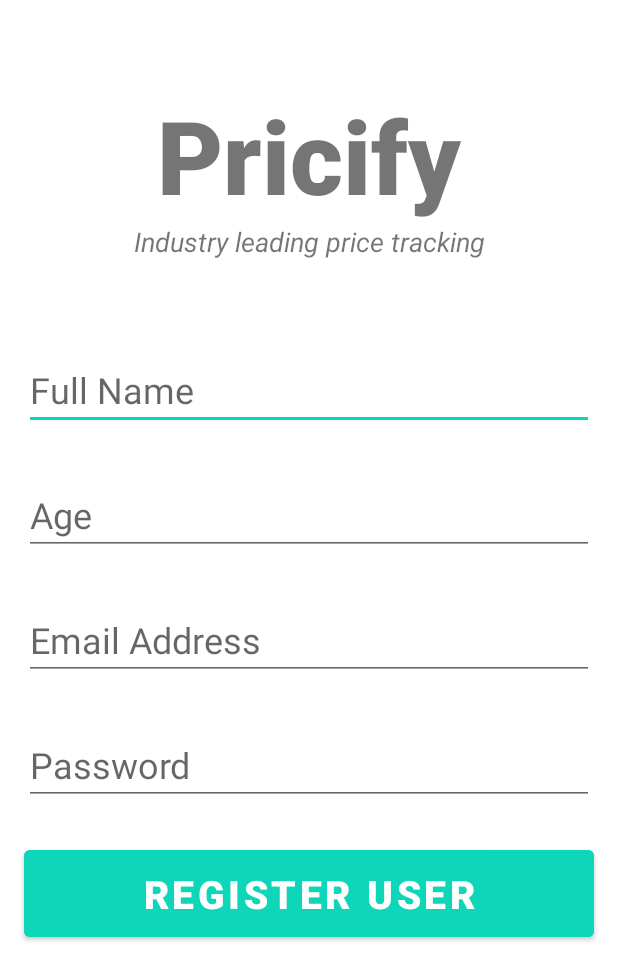
After one commit to Mehdi-agz/Pricify, an Android app: the layout activity_register.xml on its own in the app's theme, with its tools: preview values and no code run, on a phone screen of 412 x 824 dp. The commit adds this screen. Shown: the top 980 px of the screen. Run offline under Robolectric (Android 15) with nearby library versions, the phone set to English and light mode, and no system bars.

Commit message:
added basic layouts for login and signup. need to code activities now

```diff
--- /dev/null
+++ b/app/src/main/java/com/example/pricify/LoginActivity.kt
@@ -0,0 +1,4 @@
+package com.example.pricify
+
+class LoginActivity {
+}
--- /dev/null
+++ b/app/src/main/java/com/example/pricify/RegisterActivity.java
@@ -0,0 +1,4 @@
+package com.example.pricify;
+
+public class RegisterActivity {
+}
--- /dev/null
+++ b/app/src/main/res/layout/activity_register.xml
@@ -0,0 +1,119 @@
+<?xml version="1.0" encoding="utf-8"?>
+<androidx.constraintlayout.widget.ConstraintLayout xmlns:android="http://schemas.android.com/apk/res/android"
+    xmlns:app="http://schemas.android.com/apk/res-auto"
+    xmlns:tools="http://schemas.android.com/tools"
+    android:layout_width="match_parent"
+    android:layout_height="match_parent"
+    tools:context=".RegisterActivity">
+
+    <TextView
+        android:id="@+id/banner"
+        android:layout_width="match_parent"
+        android:layout_height="wrap_content"
+        android:fontFamily="sans-serif-black"
+        android:text="@string/app_name"
+        android:textAlignment="center"
+        android:textSize="68sp"
+        android:textStyle="bold"
+        app:layout_constraintTop_toTopOf="parent"
+        app:layout_constraintRight_toRightOf="parent"
+        app:layout_constraintLeft_toLeftOf="parent"
+        android:layout_marginTop="58dp"
+        />
+
+    <TextView
+        android:id="@+id/bannerDescription"
+        android:layout_width="wrap_content"
+        android:layout_height="wrap_content"
+        android:text="Industry leading price tracking"
+        android:textSize="18sp"
+        android:textStyle="italic"
+        android:textAlignment="center"
+        app:layout_constraintTop_toBottomOf="@id/banner"
+        app:layout_constraintLeft_toLeftOf="parent"
+        app:layout_constraintRight_toRightOf="parent"
+        />
+
+    <EditText
+        android:id="@+id/fullName"
+        android:layout_width="380dp"
+        android:layout_height="wrap_content"
+        android:layout_marginTop="60dp"
+        android:ems="10"
+        android:hint="@string/register_name_hint"
+        android:inputType="text"
+        android:textSize="24sp"
+        app:layout_constraintLeft_toLeftOf="parent"
+        app:layout_constraintRight_toRightOf="parent"
+        app:layout_constraintTop_toBottomOf="@id/bannerDescription"
+        />
+
+    <EditText
+        android:id="@+id/age"
+        android:layout_width="380dp"
+        android:layout_height="wrap_content"
+        android:layout_marginTop="30dp"
+        android:ems="10"
+        android:hint="@string/register_age_hint"
+        android:inputType="text"
+        android:textSize="24sp"
+        app:layout_constraintLeft_toLeftOf="parent"
+        app:layout_constraintRight_toRightOf="parent"
+        app:layout_constraintTop_toBottomOf="@id/fullName" />
+
+    <EditText
+        android:id="@+id/email"
+        android:layout_width="380dp"
+        android:layout_height="wrap_content"
+        android:layout_marginTop="30dp"
+        android:ems="10"
+        android:hint="@string/email_address_hint"
+        android:inputType="textEmailAddress"
+        android:textSize="24sp"
+        app:layout_constraintLeft_toLeftOf="parent"
+        app:layout_constraintRight_toRightOf="parent"
+        app:layout_constraintTop_toBottomOf="@id/age"
+        />
+
+    <EditText
+        android:id="@+id/password"
+        android:layout_width="380dp"
+        android:layout_height="wrap_content"
+        android:layout_marginTop="30dp"
+        android:ems="10"
+        android:hint="@string/password_hint"
+        android:inputType="textPassword"
+        android:textSize="24sp"
+        app:layout_constraintLeft_toLeftOf="parent"
+        app:layout_constraintRight_toRightOf="parent"
+        app:layout_constraintTop_toBottomOf="@id/email" />
+
+
+    <Button
+        android:id="@+id/register"
+        android:layout_width="380dp"
+        android:layout_height="70dp"
+        android:layout_marginTop="24dp"
+        android:backgroundTint="#0ED6B9"
+        android:text="@string/register_button_text"
+        android:textColor="#ffffff"
+        android:textSize="26sp"
+        android:textStyle="bold"
+        app:layout_constraintLeft_toLeftOf="parent"
+        app:layout_constraintRight_toRightOf="parent"
+        app:layout_constraintTop_toBottomOf="@+id/password"
+        />
+
+    <ProgressBar
+        android:id="@+id/progressBar"
+        style="?android:attr/progressBarStyleLarge"
+        android:layout_width="wrap_content"
+        android:layout_height="wrap_content"
+        android:visibility="gone"
+        app:layout_constraintTop_toTopOf="parent"
+        app:layout_constraintBottom_toBottomOf="parent"
+        app:layout_constraintLeft_toLeftOf="parent"
+        app:layout_constraintRight_toRightOf="parent"
+        />
+
+</androidx.constraintlayout.widget.ConstraintLayout>
--- a/app/src/main/res/values/strings.xml
+++ b/app/src/main/res/values/strings.xml
@@ -1,5 +1,6 @@
 <resources>
     <string name="app_name">Pricify</string>
+    <string name="app_description">Industry leading price tracking</string>
     <string name="login_btn">Log In</string>
     <string name="pricify">Pricify</string>
     <string name="signup_btn">Sign Up</string>
@@ -8,4 +9,12 @@
     <string name="settings_btn">Settings</string>
     <string name="logout_btn">Log Out</string>
     <string name="wishlist_btn">WishList1</string>
+    <string name="register_name_hint">Full Name</string>
+    <string name="register_age_hint">Age</string>
+    <string name="password_hint">Password</string>
+    <string name="email_address_hint">Email Address</string>
+    <string name="register_button_text">REGISTER USER</string>
+    <string name="login_button_text">Login</string>
+    <string name="forgot_password_text">Forgot Password?</string>
+    <string name="register_text">Register</string>
 </resources>
```
Also changed, not shown: app/src/main/res/layout/activity_login.xml (added, +116 -0 lines), 1 other file.
